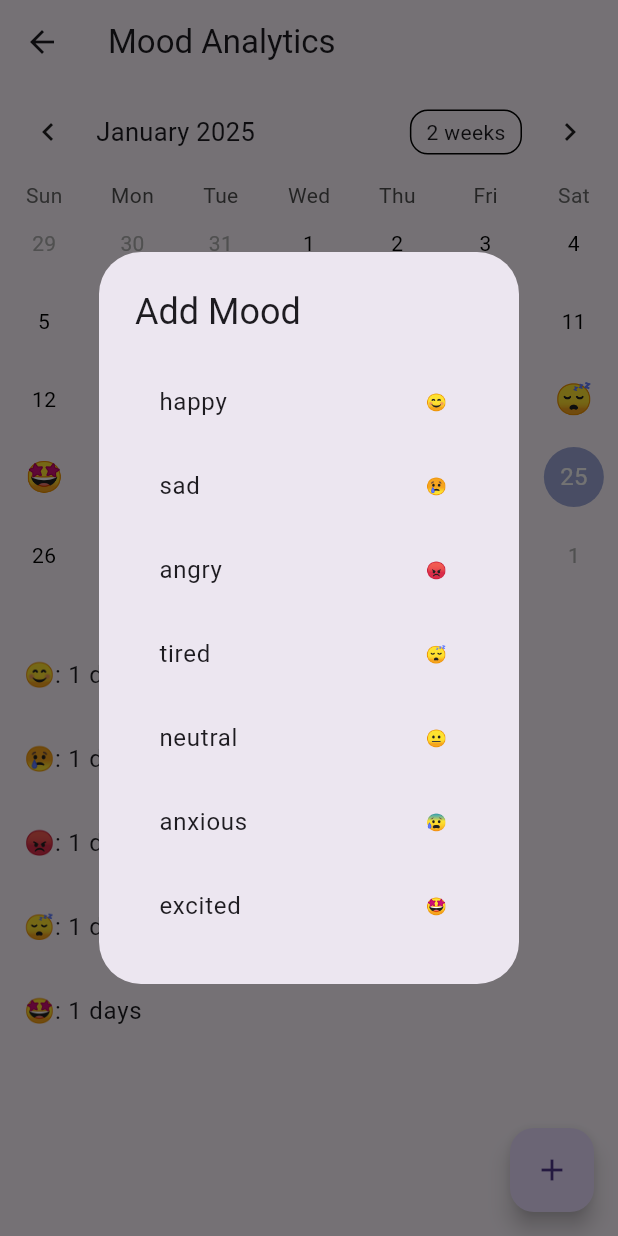
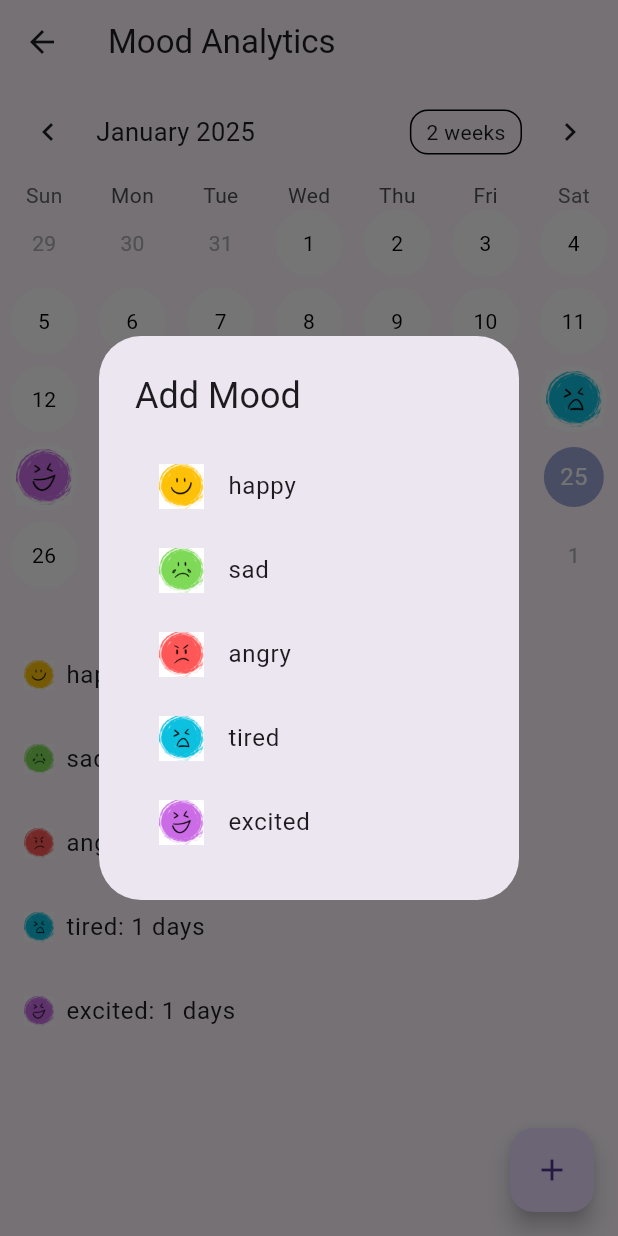
Before and after one commit to sonashukoor/WoW-app, a Flutter app: the MoodAnalyticsPage screen opened by its route, after a tap on the "add" icon, on a phone screen of 412 x 824 dp. Run offline on Flutter 3.47's test engine with Material 3 defaults, Android fonts, the phone set to English and light mode, and no system bars; drawn by our look-alikes of table_calendar; our stand-ins replace firebase_auth, firebase_core; accounts and stored records are empty.

Commit message:
added emoticons final

```diff
--- a/lib/moodtrack.dart
+++ b/lib/moodtrack.dart
@@ -13,22 +13,20 @@ class _MoodAnalyticsPageState extends State<MoodAnalyticsPage> {
 
   // Mock mood data - replace with actual database or state management
   Map<DateTime, String> _moodData = {
-    DateTime(2025, 1, 15): '😊',
-    DateTime(2025, 1, 16): '😢',
-    DateTime(2025, 1, 17): '😡',
-    DateTime(2025, 1, 18): '😴',
-    DateTime(2025, 1, 19): '🤩',
+    DateTime(2025, 1, 15): 'assets/images/happy.png',
+    DateTime(2025, 1, 16): 'assets/images/sad.png',
+    DateTime(2025, 1, 17): 'assets/images/angry.png',
+    DateTime(2025, 1, 18): 'assets/images/tired.png',
+    DateTime(2025, 1, 19): 'assets/images/excited.png',
   };
 
   // Mapping of mood emoticons
   final Map<String, String> _moodEmoticons = {
-    'happy': '😊',
-    'sad': '😢',
-    'angry': '😡',
-    'tired': '😴',
-    'neutral': '😐',
-    'anxious': '😰',
-    'excited': '🤩'
+    'happy': 'assets/images/happy.png',
+    'sad': 'assets/images/sad.png',
+    'angry': 'assets/images/angry.png',
+    'tired': 'assets/images/tired.png',
+    'excited': 'assets/images/excited.png'
   };
 
   @override
@@ -68,33 +66,44 @@ class _MoodAnalyticsPageState extends State<MoodAnalyticsPage> {
             },
             calendarBuilders: CalendarBuilders(
               defaultBuilder: (context, day, focusedDay) {
-                String? mood =
+                // Fetch the mood image path for the given day
+                final moodImagePath =
                     _moodData[DateTime(day.year, day.month, day.day)];
+
                 return Center(
-                  child: Text(
-                    day.day.toString(),
-                    style: TextStyle(color: Colors.black),
-                    textAlign: TextAlign.center,
+                  child: Container(
+                    width: 45, // Adjust the size of the background
+                    height: 45,
+                    decoration: BoxDecoration(
+                      color: Colors.white, // White background
+                      shape: BoxShape.circle, // Circular background
+                    ),
+                    alignment: Alignment
+                        .center, // Centers the content within the circle
+                    child: moodImagePath != null
+                        ? Padding(
+                            padding: const EdgeInsets.all(
+                                4.0), // Add padding for the image
+                            child: Image.asset(
+                              moodImagePath, // Load image from assets
+                              fit: BoxFit
+                                  .contain, // Ensure it fits within the circle
+                            ),
+                          )
+                        : Text(
+                            day.day
+                                .toString(), // Fallback: Displays the day of the month
+                            style: TextStyle(color: Colors.black),
+                            textAlign: TextAlign.center,
+                          ),
                   ),
                 );
-              },
-              markerBuilder: (context, day, events) {
-                String? mood =
-                    _moodData[DateTime(day.year, day.month, day.day)];
-                return mood != null
-                    ? Center(
-                        child: Text(
-                          mood,
-                          style: TextStyle(fontSize: 20),
-                        ),
-                      )
-                    : Container();
               },
             ),
           ),
           Expanded(
             child: _buildMoodSummary(),
-          )
+          ),
         ],
       ),
       floatingActionButton: FloatingActionButton(
@@ -110,7 +119,14 @@ class _MoodAnalyticsPageState extends State<MoodAnalyticsPage> {
   Widget _buildMoodSummary() {
     // Count mood occurrences
     Map<String, int> moodCounts = {};
-    _moodData.values.forEach((mood) {
+
+    _moodData.values.forEach((moodImagePath) {
+      // Extract mood label based on the image path
+      String mood = moodImagePath
+          .split('/')
+          .last
+          .split('.')
+          .first; // Example: happy.png => happy
       moodCounts[mood] = (moodCounts[mood] ?? 0) + 1;
     });
 
@@ -123,7 +139,17 @@ class _MoodAnalyticsPageState extends State<MoodAnalyticsPage> {
         ),
         ...moodCounts.entries
             .map((entry) => ListTile(
-                  title: Text('${entry.key}: ${entry.value} days'),
+                  title: Row(
+                    children: [
+                      Image.asset(
+                        'assets/images/${entry.key}.png', // Assuming mood images are named like happy.png
+                        width: 20, // Adjust size of image
+                        height: 20,
+                      ),
+                      SizedBox(width: 8),
+                      Text('${entry.key}: ${entry.value} days'),
+                    ],
+                  ),
                 ))
             .toList(),
       ],
@@ -131,13 +157,18 @@ class _MoodAnalyticsPageState extends State<MoodAnalyticsPage> {
   }
 
   void _showDayMoodDetails(DateTime selectedDay) {
-    String? mood = _moodData[selectedDay];
+    String? moodImagePath = _moodData[selectedDay];
     showDialog(
       context: context,
       builder: (context) => AlertDialog(
         title: Text('Mood on ${selectedDay.toLocal()}'),
-        content: mood != null
-            ? Text('Mood: $mood')
+        content: moodImagePath != null
+            ? Image.asset(
+                moodImagePath, // Show the mood image
+                width: 50, // Adjust size as needed
+                height: 50,
+                fit: BoxFit.cover, // Ensure it fits well
+              )
             : Text('No mood recorded for this day'),
         actions: [
           TextButton(
@@ -158,8 +189,13 @@ class _MoodAnalyticsPageState extends State<MoodAnalyticsPage> {
           mainAxisSize: MainAxisSize.min,
           children: _moodEmoticons.entries
               .map((entry) => ListTile(
+                    leading: Image.asset(
+                      entry.value, // Show the image next to the mood label
+                      width: 30, // Adjust size as needed
+                      height: 30,
+                      fit: BoxFit.cover, // Ensure it fits well
+                    ),
                     title: Text(entry.key),
-                    trailing: Text(entry.value),
                     onTap: () {
                       setState(() {
                         _moodData[DateTime.now()] = entry.value;
--- a/pubspec.yaml
+++ b/pubspec.yaml
@@ -25,3 +25,9 @@ dev_dependencies:
 
 flutter:
   uses-material-design: true
+  assets:
+    - assets/images/happy.png
+    - assets/images/sad.png
+    - assets/images/angry.png
+    - assets/images/tired.png
+    - assets/images/excited.png
```
Also changed, not shown: assets/images/angry.png (added), assets/images/excited.png (added), assets/images/happy.png (added), assets/images/sad.png (added), assets/images/tired.png (added).
